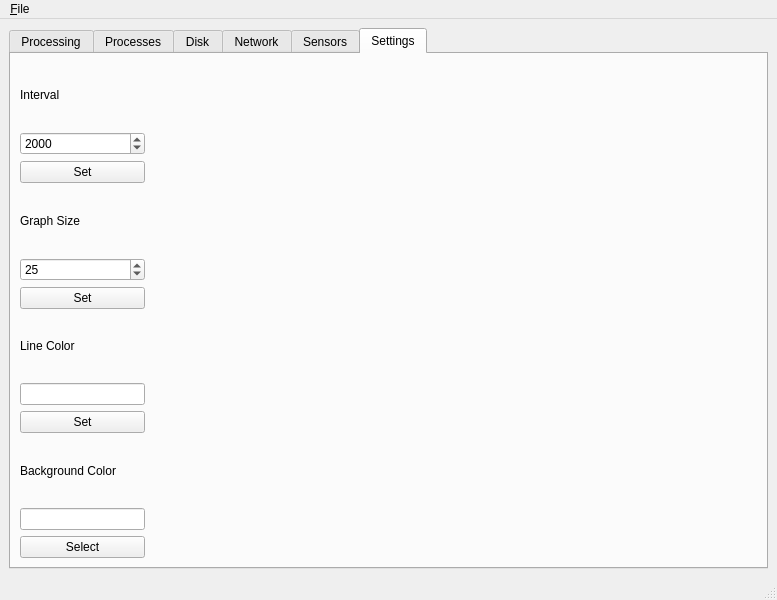
Before: the Qt Designer form ui/rsrc.ui in deskos-xp/hydrogenous, drawn with Qt 5.
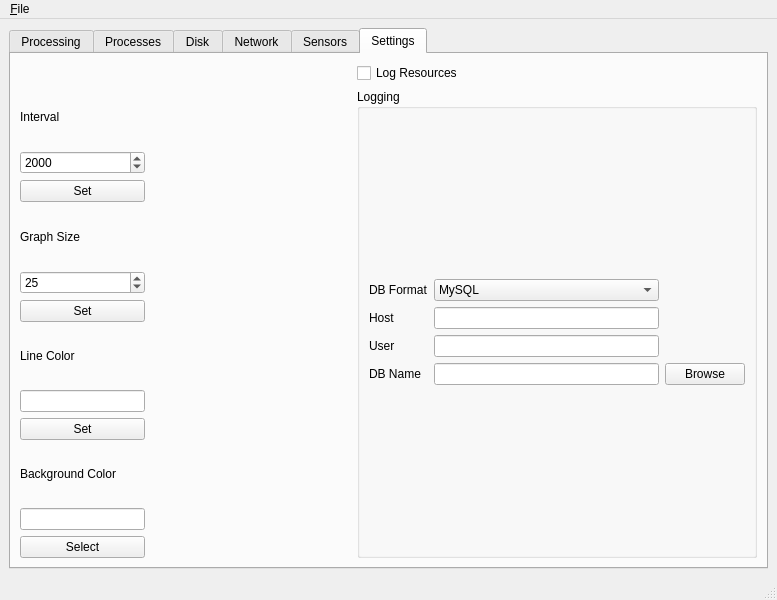
After: the same form once the commit is applied. The open tabs and pages were chosen to show the change.

Commit message: preparations for logging

```diff
--- a/ui/rsrc.ui
+++ b/ui/rsrc.ui
@@ -399,107 +399,57 @@
         <string>Settings</string>
        </attribute>
        <layout class="QGridLayout" name="gridLayout_11">
-        <item row="0" column="0">
+        <item row="1" column="0">
          <layout class="QGridLayout" name="gridLayout_6">
-          <item row="2" column="0">
-           <widget class="QPushButton" name="intervalSet">
-            <property name="text">
-             <string>Set</string>
-            </property>
-           </widget>
-          </item>
-          <item row="7" column="0">
-           <widget class="QLineEdit" name="lineColor">
-            <property name="maximumSize">
-             <size>
-              <width>125</width>
-              <height>16777215</height>
-             </size>
-            </property>
-           </widget>
-          </item>
-          <item row="0" column="0">
-           <widget class="QLabel" name="label">
-            <property name="text">
-             <string>Interval</string>
-            </property>
-           </widget>
-          </item>
-          <item row="2" column="1">
-           <spacer name="horizontalSpacer">
-            <property name="orientation">
-             <enum>Qt::Horizontal</enum>
-            </property>
-            <property name="sizeHint" stdset="0">
-             <size>
-              <width>40</width>
-              <height>20</height>
-             </size>
-            </property>
-           </spacer>
-          </item>
           <item row="8" column="0">
-           <widget class="QPushButton" name="setLineColor">
+           <widget class="QLineEdit" name="lineColor">
+            <property name="maximumSize">
+             <size>
+              <width>125</width>
+              <height>16777215</height>
+             </size>
+            </property>
+           </widget>
+          </item>
+          <item row="4" column="0">
+           <widget class="QLabel" name="label_2">
             <property name="text">
-             <string>Set</string>
+             <string>Graph Size</string>
             </property>
            </widget>
           </item>
           <item row="10" column="0">
-           <widget class="QLineEdit" name="facecolor">
-            <property name="maximumSize">
-             <size>
-              <width>125</width>
-              <height>16777215</height>
-             </size>
-            </property>
-           </widget>
-          </item>
-          <item row="11" column="0">
-           <widget class="QPushButton" name="select_facecolor">
-            <property name="text">
-             <string>Select</string>
-            </property>
-           </widget>
-          </item>
-          <item row="9" column="0">
            <widget class="QLabel" name="label_4">
             <property name="text">
              <string>Background Color</string>
             </property>
            </widget>
           </item>
-          <item row="3" column="0">
-           <widget class="QLabel" name="label_2">
-            <property name="text">
-             <string>Graph Size</string>
-            </property>
-           </widget>
-          </item>
-          <item row="6" column="0">
+          <item row="7" column="0">
            <widget class="QLabel" name="label_3">
             <property name="text">
              <string>Line Color</string>
             </property>
            </widget>
           </item>
-          <item row="5" column="0">
+          <item row="2" column="0">
+           <widget class="QPushButton" name="intervalSet">
+            <property name="text">
+             <string>Set</string>
+            </property>
+           </widget>
+          </item>
+          <item row="6" column="0">
            <widget class="QPushButton" name="setGraphSize">
             <property name="text">
              <string>Set</string>
             </property>
            </widget>
           </item>
-          <item row="4" column="0">
-           <widget class="QSpinBox" name="graphSize">
-            <property name="maximum">
-             <number>5000</number>
-            </property>
-            <property name="singleStep">
-             <number>1</number>
-            </property>
-            <property name="value">
-             <number>25</number>
+          <item row="12" column="0">
+           <widget class="QPushButton" name="select_facecolor">
+            <property name="text">
+             <string>Select</string>
             </property>
            </widget>
           </item>
@@ -516,8 +466,164 @@
             </property>
            </widget>
           </item>
+          <item row="9" column="0">
+           <widget class="QPushButton" name="setLineColor">
+            <property name="text">
+             <string>Set</string>
+            </property>
+           </widget>
+          </item>
+          <item row="0" column="0">
+           <widget class="QLabel" name="label">
+            <property name="text">
+             <string>Interval</string>
+            </property>
+           </widget>
+          </item>
+          <item row="5" column="0">
+           <widget class="QSpinBox" name="graphSize">
+            <property name="maximum">
+             <number>5000</number>
+            </property>
+            <property name="singleStep">
+             <number>1</number>
+            </property>
+            <property name="value">
+             <number>25</number>
+            </property>
+           </widget>
+          </item>
+          <item row="11" column="0">
+           <widget class="QLineEdit" name="facecolor">
+            <property name="maximumSize">
+             <size>
+              <width>125</width>
+              <height>16777215</height>
+             </size>
+            </property>
+           </widget>
+          </item>
+          <item row="2" column="1">
+           <spacer name="horizontalSpacer">
+            <property name="orientation">
+             <enum>Qt::Horizontal</enum>
+            </property>
+            <property name="sizeHint" stdset="0">
+             <size>
+              <width>40</width>
+              <height>20</height>
+             </size>
+            </property>
+           </spacer>
+          </item>
          </layout>
         </item>
+        <item row="1" column="1">
+         <layout class="QGridLayout" name="gridLayout_19">
+          <item row="0" column="0">
+           <widget class="QGroupBox" name="logger_groupbox">
+            <property name="minimumSize">
+             <size>
+              <width>400</width>
+              <height>0</height>
+             </size>
+            </property>
+            <property name="title">
+             <string>Logging</string>
+            </property>
+            <layout class="QGridLayout" name="gridLayout_13">
+             <item row="0" column="0">
+              <layout class="QGridLayout" name="logger_grid">
+               <item row="2" column="1">
+                <widget class="QLineEdit" name="serverAddress">
+                 <property name="toolTip">
+                  <string>Server Address if MySQL Format is Used</string>
+                 </property>
+                </widget>
+               </item>
+               <item row="4" column="1">
+                <widget class="QLineEdit" name="dbName">
+                 <property name="toolTip">
+                  <string>DB Name; if SQLite3 is used, then this is the filename</string>
+                 </property>
+                </widget>
+               </item>
+               <item row="4" column="0">
+                <widget class="QLabel" name="label_5">
+                 <property name="text">
+                  <string>DB Name</string>
+                 </property>
+                </widget>
+               </item>
+               <item row="1" column="1">
+                <widget class="QComboBox" name="loggerSQLFormat">
+                 <property name="toolTip">
+                  <string>format to use for storing resource useage details</string>
+                 </property>
+                 <item>
+                  <property name="text">
+                   <string>MySQL</string>
+                  </property>
+                 </item>
+                 <item>
+                  <property name="text">
+                   <string>SQLite3</string>
+                  </property>
+                 </item>
+                </widget>
+               </item>
+               <item row="1" column="0">
+                <widget class="QLabel" name="label_6">
+                 <property name="text">
+                  <string>DB Format</string>
+                 </property>
+                </widget>
+               </item>
+               <item row="4" column="2">
+                <widget class="QPushButton" name="sqlite3Browse">
+                 <property name="toolTip">
+                  <string>Location to save datalog if Format is SQLite3</string>
+                 </property>
+                 <property name="text">
+                  <string>Browse</string>
+                 </property>
+                </widget>
+               </item>
+               <item row="2" column="0">
+                <widget class="QLabel" name="label_7">
+                 <property name="text">
+                  <string>Host</string>
+                 </property>
+                </widget>
+               </item>
+               <item row="3" column="1">
+                <widget class="QLineEdit" name="serverUser">
+                 <property name="toolTip">
+                  <string>user to log into Host for data logging when MySQL Format is Used</string>
+                 </property>
+                </widget>
+               </item>
+               <item row="3" column="0">
+                <widget class="QLabel" name="label_8">
+                 <property name="text">
+                  <string>User</string>
+                 </property>
+                </widget>
+               </item>
+              </layout>
+             </item>
+            </layout>
+           </widget>
+          </item>
+         </layout>
+        </item>
+        <item row="0" column="1">
+         <widget class="QCheckBox" name="useLogger">
+          <property name="text">
+           <string>Log Resources</string>
+          </property>
+         </widget>
+        </item>
        </layout>
       </widget>
      </widget>
```
Left out of the diff: 26 changed lines with no effect on the pictures. The commit also changes 16 other files.
